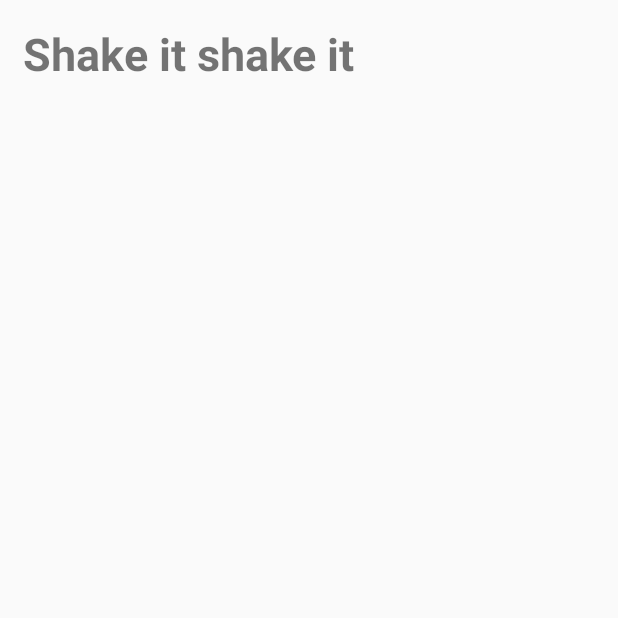
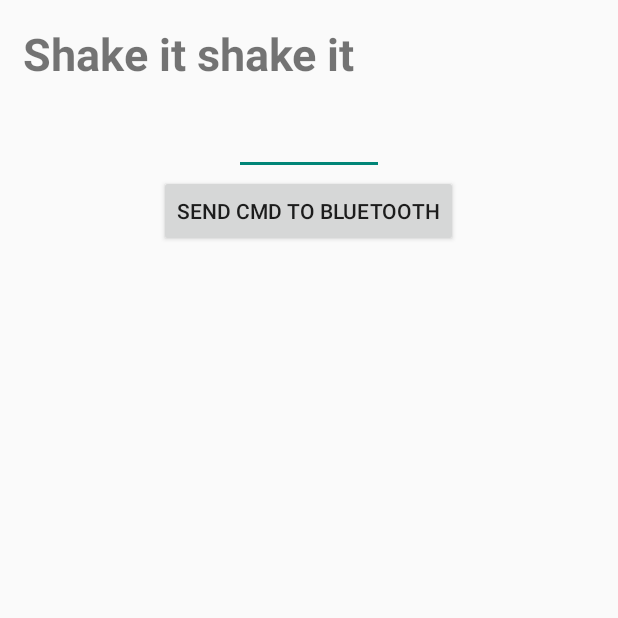
Before and after one commit to reginalio/HHCARDCocktailGame, an Android app: the ShakeItScreen screen opened directly, with no data from a screen before it, on a phone screen of 412 x 824 dp, the top half of it. Run offline under Robolectric (Android 15) with nearby library versions, the phone set to English and light mode, and no system bars.

Commit message:
added done button in pour screen, need to remove the automatic go back to last screen stuff

```diff
--- a/app/src/main/res/layout/activity_pourliquid.xml
+++ b/app/src/main/res/layout/activity_pourliquid.xml
@@ -62,9 +62,11 @@
         android:layout_toLeftOf="@+id/pouredAmount"
         android:layout_toStartOf="@+id/pouredAmount" />
     <Button
+        android:id="@+id/done_button"
         android:layout_width="wrap_content"
         android:layout_height="wrap_content"
         android:layout_below="@+id/pouredAmount"
+        android:onClick="onClick"
         android:layout_centerHorizontal="true"
         android:text="I'm done!"
         android:textSize="25sp"
--- a/app/src/main/res/layout/activity_shakeit.xml
+++ b/app/src/main/res/layout/activity_shakeit.xml
@@ -13,4 +13,17 @@
         android:textStyle="bold"
         android:padding="15dp"
         />
+    <EditText
+        android:layout_width="100dp"
+        android:layout_height="wrap_content"
+        android:id="@+id/editCMD"
+        android:layout_gravity="center_horizontal" />
+    <Button
+        android:layout_width="wrap_content"
+        android:layout_height="wrap_content"
+        android:id="@+id/sendCmdToBluetoothButton"
+        android:onClick="onSendCmdToBluetooth"
+        android:text="Send cmd to Bluetooth"
+        android:layout_gravity="center_horizontal"/>
+
 </LinearLayout>
```
Also changed, not shown: app/src/main/java/hhcard/cocktailgame/PourLiquidScreen.java (+9 -5 lines), app/src/main/java/hhcard/cocktailgame/ShakeItScreen.java (+9 -0 lines).
